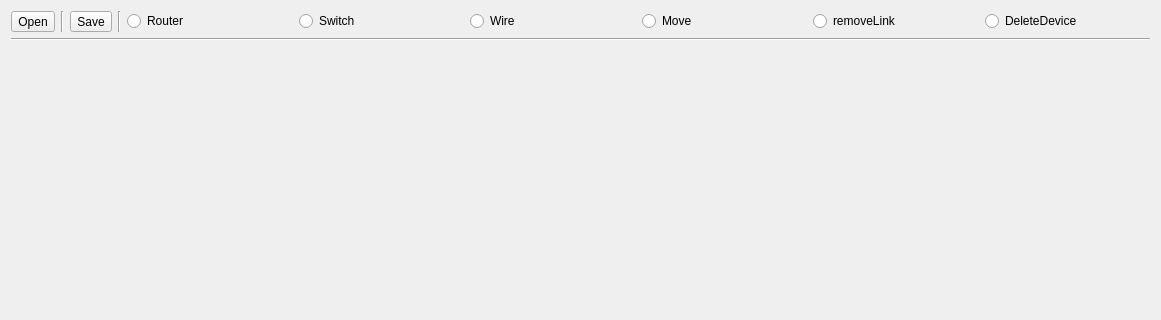
This is SnmpMonitorV3/mainwindow.ui in fer-nando/projetoLaudelino as Qt 5 draws it before an edit; both pictures show x 0 to 1161 and y 0 to 320 of the 1161 by 658 pixel window. The edited form follows.
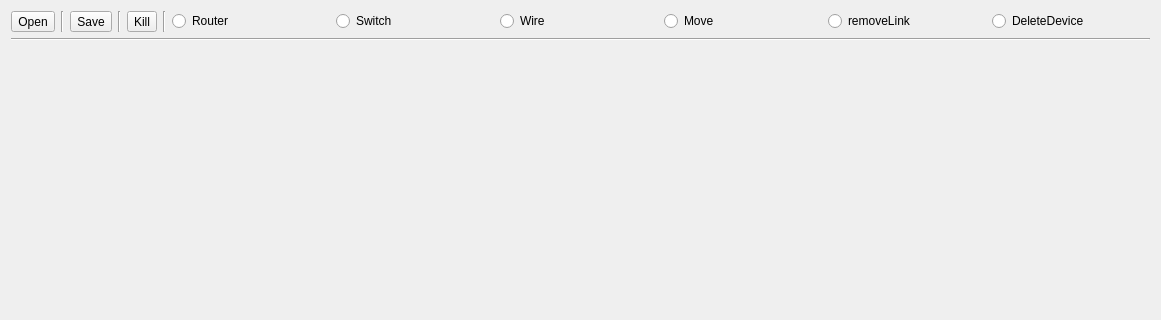
This is the edited form. The open tabs and pages were chosen to show the change. Icons and pictures are not drawn.

```diff
--- a/SnmpMonitorV3/mainwindow.ui
+++ b/SnmpMonitorV3/mainwindow.ui
@@ -73,6 +73,30 @@
         </property>
        </widget>
       </item>
+      <item>
+       <widget class="Line" name="line_4">
+        <property name="orientation">
+         <enum>Qt::Vertical</enum>
+        </property>
+       </widget>
+      </item>
+      <item>
+       <widget class="QToolButton" name="toolKill">
+        <property name="text">
+         <string>Kill</string>
+        </property>
+        <property name="icon">
+         <iconset>
+          <normaloff>broom_icon.gif</normaloff>broom_icon.gif</iconset>
+        </property>
+        <property name="iconSize">
+         <size>
+          <width>32</width>
+          <height>32</height>
+         </size>
+        </property>
+       </widget>
+      </item>
       <item>
        <widget class="Line" name="line_2">
         <property name="orientation">
```
Left out of the diff: 2 changed lines with no effect on the pictures.
